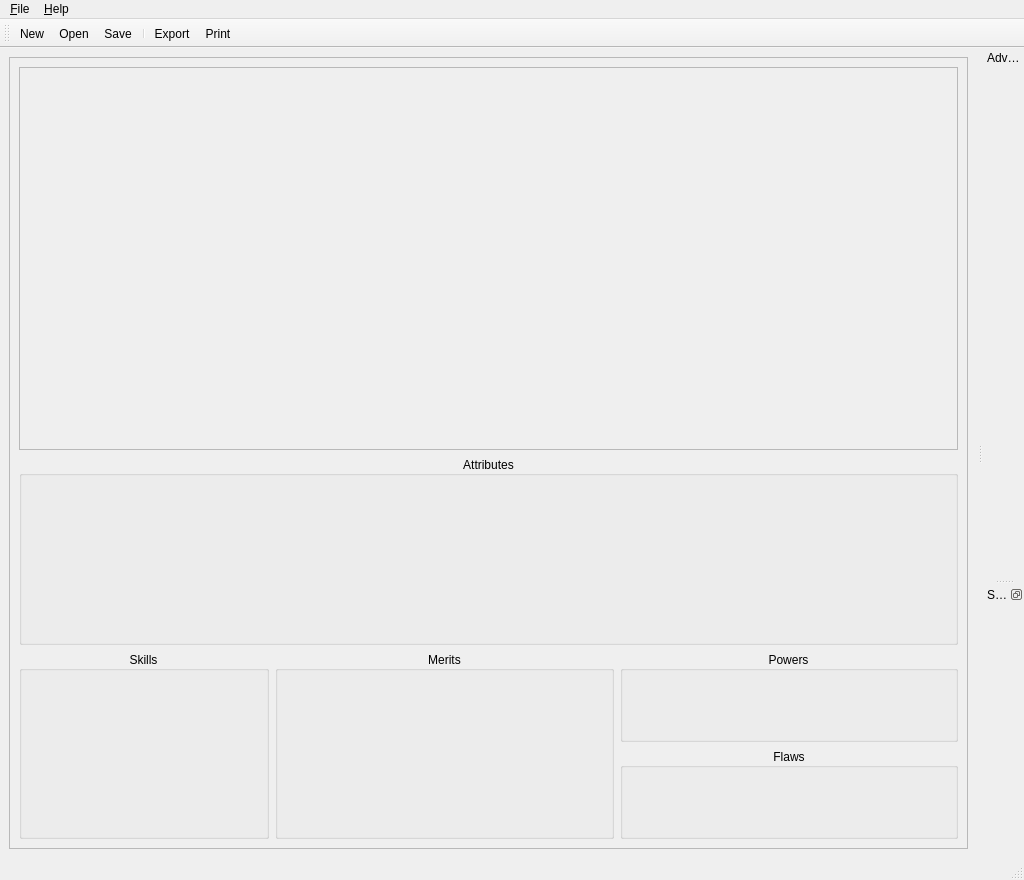
Above: ui/MainWindow.ui from Kamduis/SoulCreator before the change. Below: the same form after it.
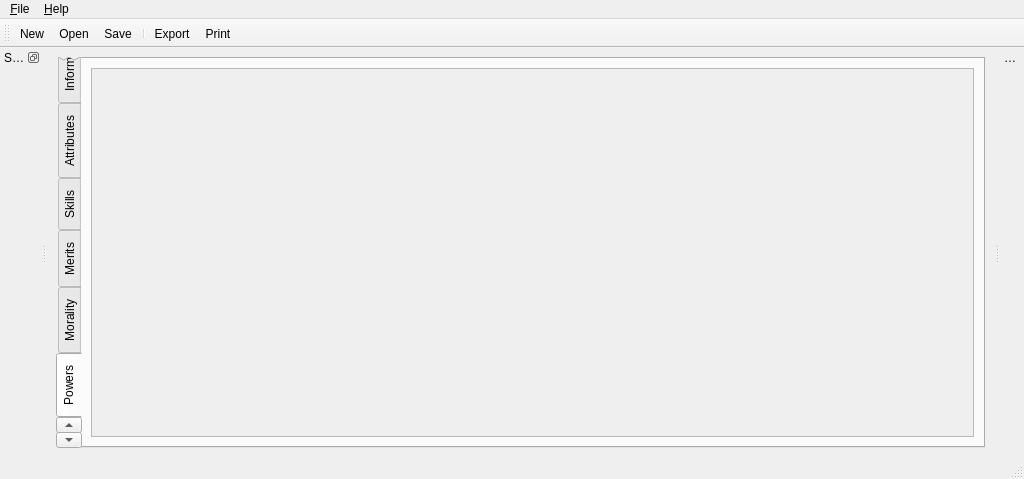
That is the form after the change. The open tabs and pages were chosen to show the change.

Commit message:
GUI zu Register verändert.
Anstatt alles auf einer Seite darzustellen, werden die einzelnen
Bestandteile des Charakters (Informationen, Attribute, Fertigkeiten
etc.) jeweils auf einer eigenen Registerkarte in einem QTabWidget
angeordnet. Dadurch sollte das Programm auch bei kleinen Auflösungen gut
darstellbar sein.

The edit to the form file:
```diff
--- a/ui/MainWindow.ui
+++ b/ui/MainWindow.ui
@@ -7,7 +7,7 @@
     <x>0</x>
     <y>0</y>
     <width>1024</width>
-    <height>880</height>
+    <height>479</height>
    </rect>
   </property>
   <property name="windowTitle">
@@ -16,45 +16,34 @@
   <widget class="QWidget" name="centralwidget">
    <layout class="QVBoxLayout" name="verticalLayout_4">
     <item>
-     <widget class="QScrollArea" name="scrollArea">
-      <property name="sizePolicy">
-       <sizepolicy hsizetype="MinimumExpanding" vsizetype="Expanding">
-        <horstretch>0</horstretch>
-        <verstretch>0</verstretch>
-       </sizepolicy>
+     <widget class="QTabWidget" name="tabWidget">
+      <property name="tabPosition">
+       <enum>QTabWidget::West</enum>
       </property>
-      <property name="minimumSize">
-       <size>
-        <width>600</width>
-        <height>0</height>
-       </size>
+      <property name="currentIndex">
+       <number>4</number>
       </property>
+      <widget class="QWidget" name="tabWidgetItem_Info">
+       <attribute name="title">
+        <string>Information</string>
+       </attribute>
+       <layout class="QVBoxLayout" name="verticalLayout_3">
+        <item>
+         <widget class="QScrollArea" name="scrollArea_info">
       <property name="widgetResizable">
        <bool>true</bool>
       </property>
-      <widget class="QWidget" name="scrollAreaWidgetContents">
+          <widget class="QWidget" name="scrollAreaWidgetContents_info">
        <property name="geometry">
         <rect>
          <x>0</x>
          <y>0</y>
-         <width>949</width>
-         <height>794</height>
+             <width>848</width>
+             <height>377</height>
         </rect>
        </property>
        <layout class="QVBoxLayout" name="verticalLayout">
         <item>
-         <widget class="QFrame" name="frame_head">
-          <property name="frameShape">
-           <enum>QFrame::StyledPanel</enum>
-          </property>
-          <property name="frameShadow">
-           <enum>QFrame::Raised</enum>
-          </property>
-          <layout class="QVBoxLayout" name="verticalLayout_2">
-           <property name="margin">
-            <number>0</number>
-           </property>
-           <item>
             <widget class="QFrame" name="frame_info">
              <layout class="QVBoxLayout" name="layout_info">
               <property name="margin">
@@ -63,35 +52,47 @@
              </layout>
             </widget>
            </item>
-          </layout>
-         </widget>
-        </item>
         <item>
-         <widget class="QFrame" name="frame">
-          <property name="frameShadow">
-           <enum>QFrame::Raised</enum>
-          </property>
-          <layout class="QHBoxLayout" name="horizontalLayout_2">
-           <property name="margin">
-            <number>0</number>
-           </property>
-           <item>
-            <widget class="QFrame" name="frame_body0">
-             <property name="frameShadow">
-              <enum>QFrame::Raised</enum>
-             </property>
-             <layout class="QVBoxLayout" name="verticalLayout_3">
-              <property name="margin">
-               <number>0</number>
-              </property>
-              <item>
-               <widget class="QGroupBox" name="groupBox_attributes">
-                <property name="title">
+             <spacer name="verticalSpacer_2">
+              <property name="orientation">
+               <enum>Qt::Vertical</enum>
+              </property>
+              <property name="sizeHint" stdset="0">
+               <size>
+                <width>20</width>
+                <height>40</height>
+               </size>
+              </property>
+             </spacer>
+            </item>
+           </layout>
+          </widget>
+         </widget>
+        </item>
+       </layout>
+      </widget>
+      <widget class="QWidget" name="tabWidgetItem_Attributes">
+       <attribute name="title">
                  <string>Attributes</string>
-                </property>
-                <property name="alignment">
-                 <set>Qt::AlignCenter</set>
-                </property>
+       </attribute>
+       <layout class="QVBoxLayout" name="verticalLayout_6">
+        <item>
+         <widget class="QScrollArea" name="scrollArea_attributes">
+          <property name="widgetResizable">
+           <bool>true</bool>
+          </property>
+          <widget class="QWidget" name="scrollAreaWidgetContents_attributes">
+           <property name="geometry">
+            <rect>
+             <x>0</x>
+             <y>0</y>
+             <width>848</width>
+             <height>377</height>
+            </rect>
+           </property>
+           <layout class="QVBoxLayout" name="verticalLayout_2">
+            <item>
+             <widget class="QFrame" name="frame_attributes">
                 <layout class="QVBoxLayout" name="layout_attributes">
                  <property name="margin">
                   <number>0</number>
@@ -100,31 +101,46 @@
                </widget>
               </item>
               <item>
-               <widget class="QFrame" name="frame_body">
-                <layout class="QHBoxLayout" name="horizontalLayout">
-                 <property name="margin">
-                  <number>0</number>
-                 </property>
-                 <item>
-                  <widget class="QGroupBox" name="groupBox_skills">
-                   <property name="sizePolicy">
-                    <sizepolicy hsizetype="Minimum" vsizetype="Preferred">
-                     <horstretch>0</horstretch>
-                     <verstretch>0</verstretch>
-                    </sizepolicy>
-                   </property>
-                   <property name="maximumSize">
+             <spacer name="verticalSpacer_3">
+              <property name="orientation">
+               <enum>Qt::Vertical</enum>
+              </property>
+              <property name="sizeHint" stdset="0">
                     <size>
-                     <width>250</width>
-                     <height>16777215</height>
-                    </size>
-                   </property>
-                   <property name="title">
+                <width>20</width>
+                <height>40</height>
+               </size>
+              </property>
+             </spacer>
+            </item>
+           </layout>
+          </widget>
+         </widget>
+        </item>
+       </layout>
+      </widget>
+      <widget class="QWidget" name="tabWidgetItem_Skills">
+       <attribute name="title">
                     <string>Skills</string>
-                   </property>
-                   <property name="alignment">
-                    <set>Qt::AlignCenter</set>
-                   </property>
+       </attribute>
+       <layout class="QVBoxLayout" name="verticalLayout_7">
+        <item>
+         <widget class="QScrollArea" name="scrollArea_skills">
+          <property name="widgetResizable">
+           <bool>true</bool>
+          </property>
+          <widget class="QWidget" name="scrollAreaWidgetContents_skills">
+           <property name="geometry">
+            <rect>
+             <x>0</x>
+             <y>0</y>
+             <width>848</width>
+             <height>377</height>
+            </rect>
+           </property>
+           <layout class="QVBoxLayout" name="verticalLayout_5">
+            <item>
+             <widget class="QFrame" name="frame_skills">
                    <layout class="QVBoxLayout" name="layout_skills">
                     <property name="margin">
                      <number>0</number>
@@ -133,13 +149,46 @@
                   </widget>
                  </item>
                  <item>
-                  <widget class="QGroupBox" name="groupBox_merits">
-                   <property name="title">
+             <spacer name="verticalSpacer_4">
+              <property name="orientation">
+               <enum>Qt::Vertical</enum>
+              </property>
+              <property name="sizeHint" stdset="0">
+               <size>
+                <width>20</width>
+                <height>40</height>
+               </size>
+              </property>
+             </spacer>
+            </item>
+           </layout>
+          </widget>
+         </widget>
+        </item>
+       </layout>
+      </widget>
+      <widget class="QWidget" name="tabWidgetItem_Merits">
+       <attribute name="title">
                     <string>Merits</string>
-                   </property>
-                   <property name="alignment">
-                    <set>Qt::AlignCenter</set>
-                   </property>
+       </attribute>
+       <layout class="QVBoxLayout" name="verticalLayout_8">
+        <item>
+         <widget class="QScrollArea" name="scrollArea_merits">
+          <property name="widgetResizable">
+           <bool>true</bool>
+          </property>
+          <widget class="QWidget" name="scrollAreaWidgetContents_merits">
+           <property name="geometry">
+            <rect>
+             <x>0</x>
+             <y>0</y>
+             <width>848</width>
+             <height>377</height>
+            </rect>
+           </property>
+           <layout class="QVBoxLayout" name="verticalLayout_11">
+            <item>
+             <widget class="QFrame" name="frame_merits">
                    <layout class="QVBoxLayout" name="layout_merits">
                     <property name="margin">
                      <number>0</number>
@@ -147,21 +196,64 @@
                    </layout>
                   </widget>
                  </item>
+           </layout>
+          </widget>
+         </widget>
+        </item>
+       </layout>
+      </widget>
+      <widget class="QWidget" name="tabWidgetItem_Morality">
+       <attribute name="title">
+        <string>Morality</string>
+       </attribute>
+       <layout class="QVBoxLayout" name="verticalLayout_14">
                  <item>
-                  <layout class="QVBoxLayout" name="verticalLayout_5">
+         <widget class="QFrame" name="frame_morality">
+          <layout class="QVBoxLayout" name="layout_morality"/>
+         </widget>
+        </item>
                    <item>
-                    <widget class="QGroupBox" name="groupBox_powers">
-                     <property name="sizePolicy">
-                      <sizepolicy hsizetype="Preferred" vsizetype="Minimum">
-                       <horstretch>0</horstretch>
-                       <verstretch>0</verstretch>
-                      </sizepolicy>
-                     </property>
-                     <property name="title">
+         <spacer name="verticalSpacer_5">
+          <property name="orientation">
+           <enum>Qt::Vertical</enum>
+          </property>
+          <property name="sizeHint" stdset="0">
+           <size>
+            <width>20</width>
+            <height>40</height>
+           </size>
+          </property>
+         </spacer>
+        </item>
+       </layout>
+      </widget>
+      <widget class="QWidget" name="tabWidgetItem_Powers">
+       <attribute name="title">
                       <string>Powers</string>
-                     </property>
-                     <property name="alignment">
-                      <set>Qt::AlignCenter</set>
+       </attribute>
+       <layout class="QVBoxLayout" name="verticalLayout_10">
+        <item>
+         <widget class="QScrollArea" name="scrollArea_powers">
+          <property name="widgetResizable">
+           <bool>true</bool>
+          </property>
+          <widget class="QWidget" name="scrollAreaWidgetContents_powers">
+           <property name="geometry">
+            <rect>
+             <x>0</x>
+             <y>0</y>
+             <width>848</width>
+             <height>377</height>
+            </rect>
+           </property>
+           <layout class="QVBoxLayout" name="verticalLayout_13">
+            <item>
+             <widget class="QFrame" name="frame_powers">
+              <property name="sizePolicy">
+               <sizepolicy hsizetype="Preferred" vsizetype="Minimum">
+                <horstretch>0</horstretch>
+                <verstretch>0</verstretch>
+               </sizepolicy>
                      </property>
                      <layout class="QVBoxLayout" name="layout_powers">
                       <property name="margin">
@@ -171,18 +263,51 @@
                     </widget>
                    </item>
                    <item>
-                    <widget class="QGroupBox" name="groupBox_flaws">
-                     <property name="sizePolicy">
-                      <sizepolicy hsizetype="Preferred" vsizetype="Minimum">
-                       <horstretch>0</horstretch>
-                       <verstretch>0</verstretch>
-                      </sizepolicy>
-                     </property>
-                     <property name="title">
+             <spacer name="verticalSpacer">
+              <property name="orientation">
+               <enum>Qt::Vertical</enum>
+              </property>
+              <property name="sizeHint" stdset="0">
+               <size>
+                <width>20</width>
+                <height>40</height>
+               </size>
+              </property>
+             </spacer>
+            </item>
+           </layout>
+          </widget>
+         </widget>
+        </item>
+       </layout>
+      </widget>
+      <widget class="QWidget" name="tabWidgetItem_Flaws">
+       <attribute name="title">
                       <string>Flaws</string>
-                     </property>
-                     <property name="alignment">
-                      <set>Qt::AlignCenter</set>
+       </attribute>
+       <layout class="QVBoxLayout" name="verticalLayout_9">
+        <item>
+         <widget class="QScrollArea" name="scrollArea_flaws">
+          <property name="widgetResizable">
+           <bool>true</bool>
+          </property>
+          <widget class="QWidget" name="scrollAreaWidgetContents_flaws">
+           <property name="geometry">
+            <rect>
+             <x>0</x>
+             <y>0</y>
+             <width>848</width>
+             <height>377</height>
+            </rect>
+           </property>
+           <layout class="QVBoxLayout" name="verticalLayout_12">
+            <item>
+             <widget class="QFrame" name="frame_flaws">
+              <property name="sizePolicy">
+               <sizepolicy hsizetype="Preferred" vsizetype="Minimum">
+                <horstretch>0</horstretch>
+                <verstretch>0</verstretch>
+               </sizepolicy>
                      </property>
                      <layout class="QVBoxLayout" name="layout_flaws">
                       <property name="margin">
@@ -192,14 +317,7 @@
                     </widget>
                    </item>
                   </layout>
-                 </item>
-                </layout>
-               </widget>
-              </item>
-             </layout>
-            </widget>
-           </item>
-          </layout>
+          </widget>
          </widget>
         </item>
        </layout>
@@ -283,7 +401,7 @@
     <string>Specialties</string>
    </property>
    <attribute name="dockWidgetArea">
-    <number>2</number>
+    <number>1</number>
    </attribute>
    <widget class="QWidget" name="dockWidgetContents">
     <property name="sizePolicy">
```
Lines whose indentation alone changed are shown as unchanged. The commit also changes 1 other file.
